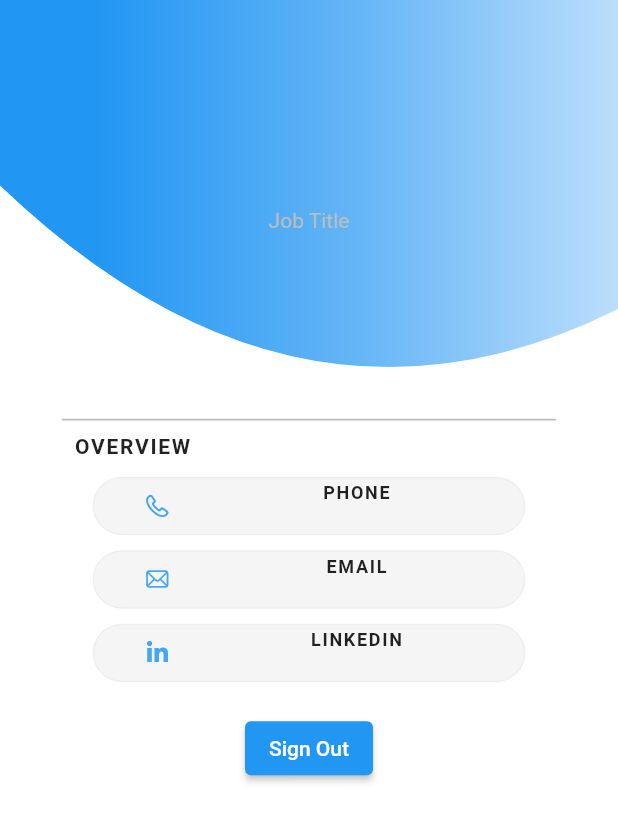
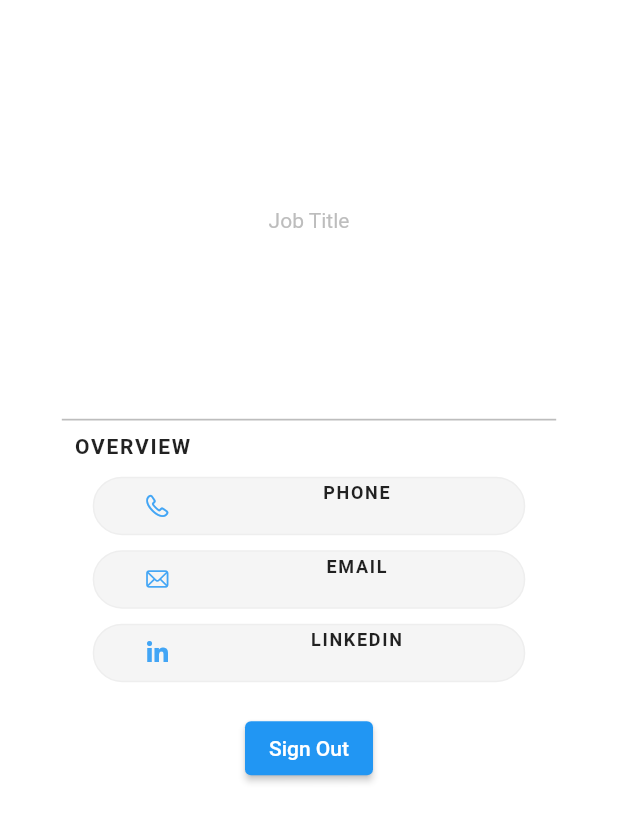
Before and after one commit to karacaemre/business_wallet, a Flutter app: the ContactDetails screen opened directly with empty values, on a phone screen of 412 x 824 dp. Shown: the top 822 px of the screen. Run offline on Flutter 3.47's test engine with Material 2 defaults, Android fonts, the phone set to English and light mode, and no system bars; our stand-ins replace flutter_secure_storage, flutter_slidable, font_awesome_flutter, qr_flutter; missing offline and left inert: qr_code_scanner; accounts and stored records are empty; network calls fail.

```diff
--- a/lib/screens/contact_details.dart
+++ b/lib/screens/contact_details.dart
@@ -8,14 +8,14 @@ import '../model/user.dart';
 
 class ContactDetails extends StatefulWidget {
   User? user;
-  ContactDetails(this.user);
+  int id;
+  ContactDetails(this.id);
 
   @override
   State<ContactDetails> createState() => _ContactDetailsState();
 }
 
 class _ContactDetailsState extends State<ContactDetails> {
-  late int id;
   String? name;
   String? surname;
   String? phone;
@@ -26,11 +26,15 @@ class _ContactDetailsState extends State<ContactDetails> {
 
   @override
   void initState() {
+    addContact();
+    deleteContact();
+    checkEventsTogether();
     super.initState();
   }
 
   addContact() {}
   deleteContact() {}
+  checkEventsTogether() {}
 
   @override
   Widget build(BuildContext context) {
@@ -40,8 +44,6 @@ class _ContactDetailsState extends State<ContactDetails> {
           width: MediaQuery.of(context).size.width,
           height: MediaQuery.of(context).size.height,
           color: Colors.white,
-          child: CustomPaint(
-            painter: CurvePainter(),
           child: Column(
             children: [
               SizedBox(
@@ -287,7 +289,6 @@ class _ContactDetailsState extends State<ContactDetails> {
           ),
         ),
       ),
-      ),
     );
   }
 }
```
Also changed, not shown: lib/screens/contacts.dart (+9 -7 lines). Lines whose indentation alone changed are shown as unchanged.
